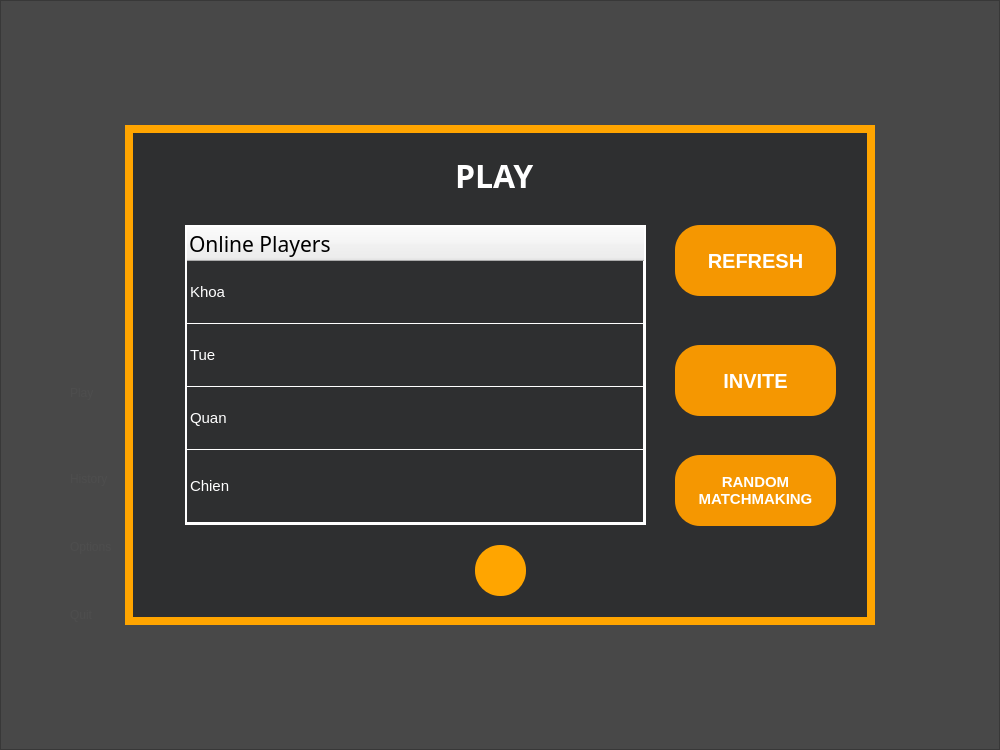
The window that Client/Chess/play.ui (Nulemboon/Online_chess_game) describes before a commit, drawn with Qt 5.
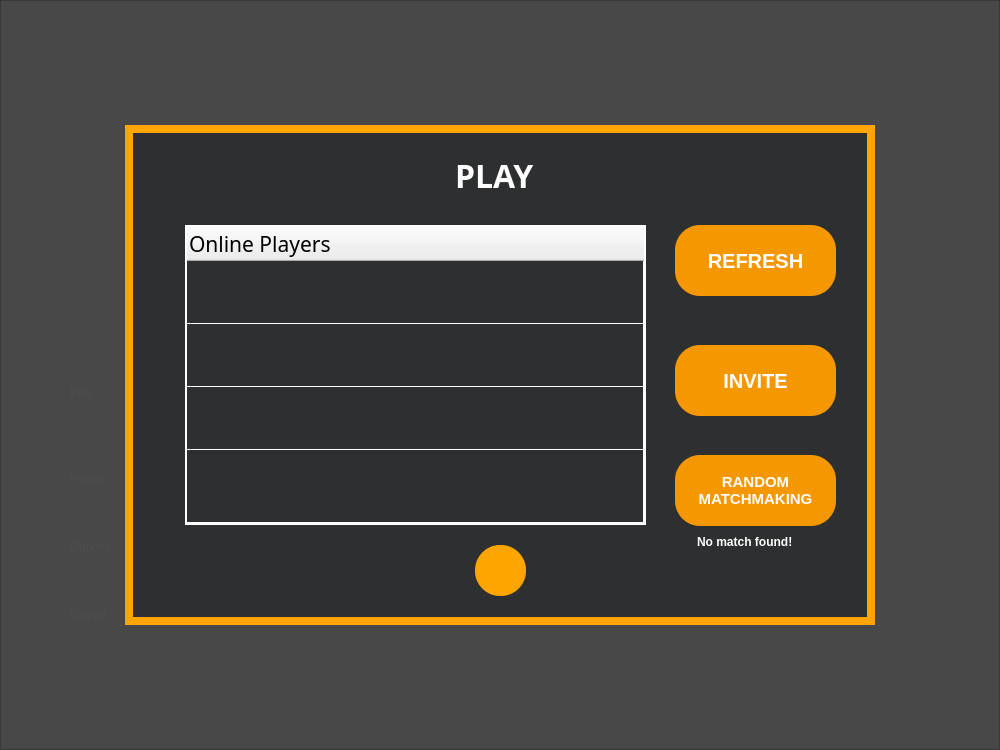
The same window after the commit. Icons and pictures are not drawn.

```diff
--- a/Client/Chess/play.ui
+++ b/Client/Chess/play.ui
@@ -184,7 +184,7 @@
     </column>
     <item row="0" column="0">
      <property name="text">
-      <string>Khoa</string>
+      <string/>
      </property>
      <property name="font">
       <font>
@@ -194,7 +194,7 @@
     </item>
     <item row="1" column="0">
      <property name="text">
-      <string>Tue</string>
+      <string/>
      </property>
      <property name="font">
       <font>
@@ -204,7 +204,7 @@
     </item>
     <item row="2" column="0">
      <property name="text">
-      <string>Quan</string>
+      <string/>
      </property>
      <property name="font">
       <font>
@@ -214,7 +214,7 @@
     </item>
     <item row="3" column="0">
      <property name="text">
-      <string>Chien</string>
+      <string/>
      </property>
      <property name="font">
       <font>
@@ -393,6 +393,27 @@
      </size>
     </property>
    </widget>
+   <widget class="QLabel" name="lbNoMM">
+    <property name="geometry">
+     <rect>
+      <x>572</x>
+      <y>410</y>
+      <width>116</width>
+      <height>14</height>
+     </rect>
+    </property>
+    <property name="font">
+     <font>
+      <bold>true</bold>
+     </font>
+    </property>
+    <property name="styleSheet">
+     <string notr="true">color:white;</string>
+    </property>
+    <property name="text">
+     <string>No match found!</string>
+    </property>
+   </widget>
   </widget>
   <widget class="QFrame" name="frHome">
    <property name="geometry">
@@ -473,7 +494,7 @@
      <item>
       <widget class="QPushButton" name="btnQuit_2">
        <property name="text">
-        <string>Quit</string>
+        <string>Logout</string>
        </property>
       </widget>
      </item>
```
